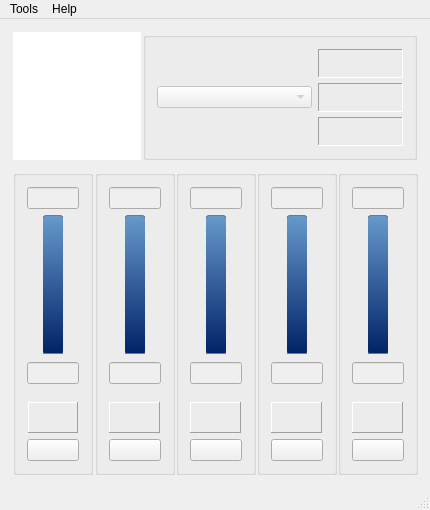
First picture: the form in gui_mainwindow.ui, repository Shub77/phoebetria-code, before the edit.
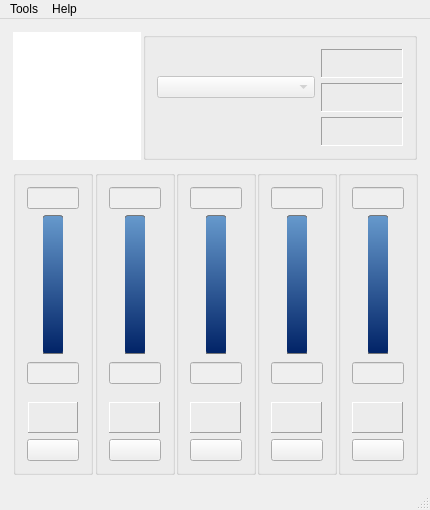
Second picture: the form after the edit. Icons and pictures are not drawn.

Commit message: slight layout adjustment

The edit to the form file:
```diff
--- a/gui_mainwindow.ui
+++ b/gui_mainwindow.ui
@@ -114,6 +114,19 @@
                </property>
               </widget>
              </item>
+             <item>
+              <spacer name="horizontalSpacer">
+               <property name="orientation">
+                <enum>Qt::Horizontal</enum>
+               </property>
+               <property name="sizeHint" stdset="0">
+                <size>
+                 <width>40</width>
+                 <height>20</height>
+                </size>
+               </property>
+              </spacer>
+             </item>
             </layout>
            </item>
            <item>
@@ -134,9 +147,18 @@
                </property>
                <layout class="QHBoxLayout" name="horizontalLayout_18">
                 <property name="spacing">
-                 <number>15</number>
+                 <number>20</number>
                 </property>
-                <property name="margin">
+                <property name="leftMargin">
+                 <number>10</number>
+                </property>
+                <property name="topMargin">
+                 <number>0</number>
+                </property>
+                <property name="rightMargin">
+                 <number>10</number>
+                </property>
+                <property name="bottomMargin">
                  <number>0</number>
                 </property>
                 <item>
@@ -260,9 +282,18 @@
                </property>
                <layout class="QHBoxLayout" name="horizontalLayout_19">
                 <property name="spacing">
-                 <number>15</number>
+                 <number>20</number>
                 </property>
-                <property name="margin">
+                <property name="leftMargin">
+                 <number>10</number>
+                </property>
+                <property name="topMargin">
+                 <number>0</number>
+                </property>
+                <property name="rightMargin">
+                 <number>10</number>
+                </property>
+                <property name="bottomMargin">
                  <number>0</number>
                 </property>
                 <item>
@@ -379,9 +410,18 @@
                </property>
                <layout class="QHBoxLayout" name="horizontalLayout">
                 <property name="spacing">
-                 <number>15</number>
+                 <number>20</number>
                 </property>
-                <property name="margin">
+                <property name="leftMargin">
+                 <number>10</number>
+                </property>
+                <property name="topMargin">
+                 <number>0</number>
+                </property>
+                <property name="rightMargin">
+                 <number>10</number>
+                </property>
+                <property name="bottomMargin">
                  <number>0</number>
                 </property>
                 <item>
```
